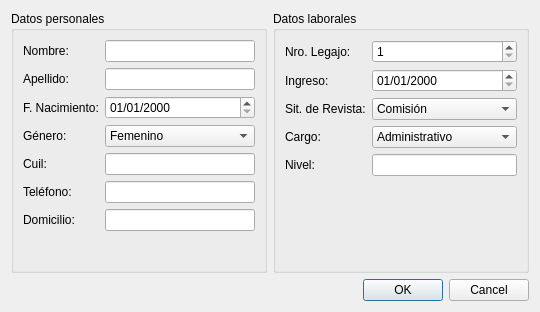
Above: v/ui_editar.ui from yo-alan/personal before the change. Below: the same form after it.
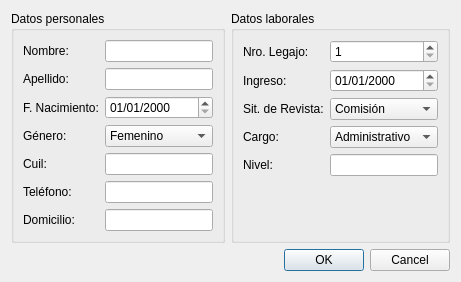
That is the form after the change.

```diff
--- a/v/ui_editar.ui
+++ b/v/ui_editar.ui
@@ -6,22 +6,10 @@
    <rect>
     <x>0</x>
     <y>0</y>
-    <width>540</width>
-    <height>312</height>
+    <width>522</width>
+    <height>324</height>
    </rect>
   </property>
-  <property name="minimumSize">
-   <size>
-    <width>540</width>
-    <height>312</height>
-   </size>
-  </property>
-  <property name="maximumSize">
-   <size>
-    <width>540</width>
-    <height>312</height>
-   </size>
-  </property>
   <property name="windowTitle">
    <string>Editar empleado</string>
   </property>
@@ -29,6 +17,9 @@
    <bool>true</bool>
   </property>
   <layout class="QVBoxLayout" name="verticalLayout">
+   <property name="sizeConstraint">
+    <enum>QLayout::SetFixedSize</enum>
+   </property>
    <item>
     <layout class="QHBoxLayout" name="horizontalLayout">
      <item>
```
